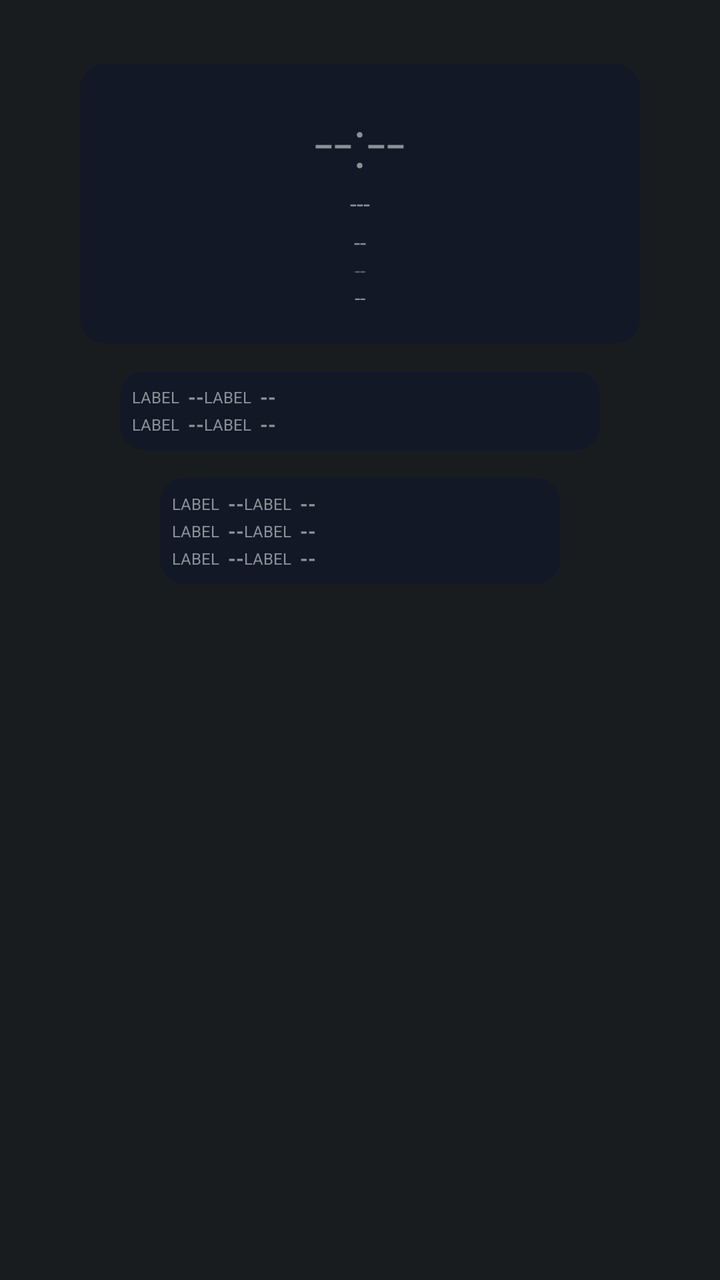
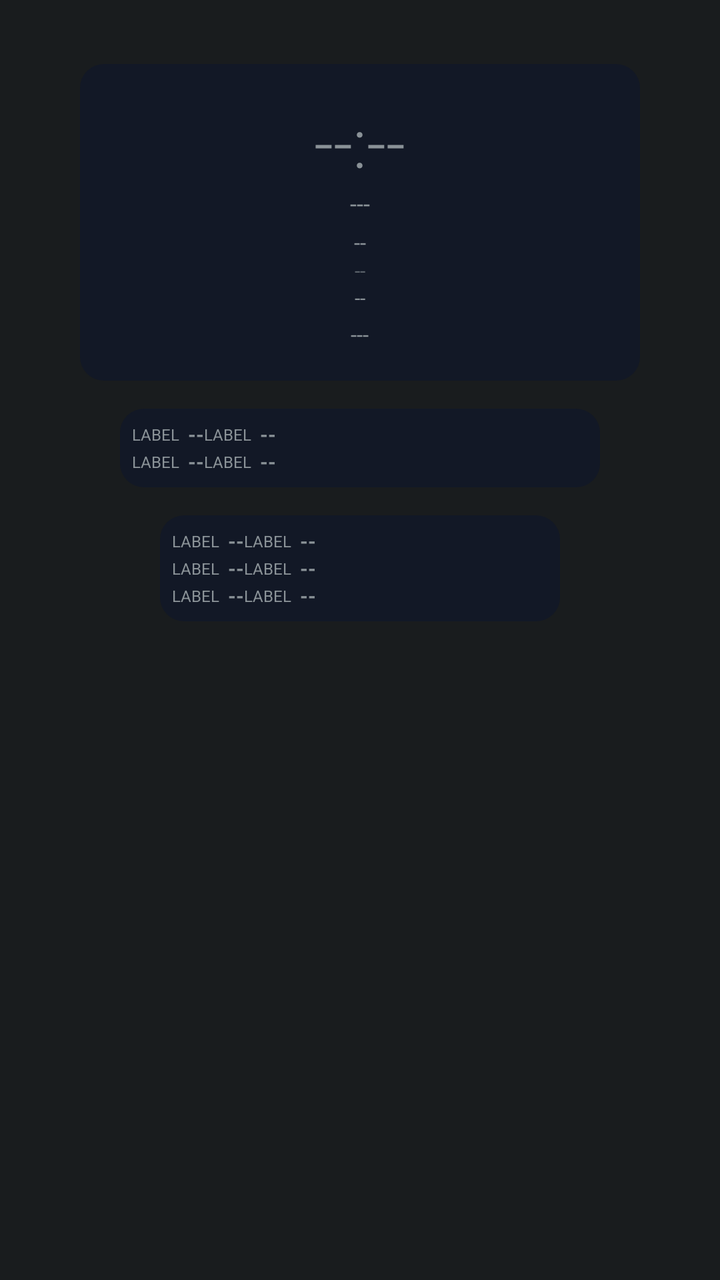

Compare the two renders of this Android layout. The source of the first and the diff that turns it into the second are given below.
<!-- AndroidManifest.xml: application theme android:Theme.DeviceDefault.NoActionBar -->
<!-- res/layout/aod_layout_cascade.xml -->
<?xml version="1.0" encoding="utf-8"?>
<LinearLayout xmlns:android="http://schemas.android.com/apk/res/android"
    android:id="@+id/bg_root"
    android:layout_width="match_parent"
    android:layout_height="match_parent"
    android:orientation="vertical"
    android:gravity="center_horizontal"
    android:paddingTop="32dp">

    <LinearLayout
        android:id="@+id/panel_1"
        android:layout_width="280dp"
        android:layout_height="wrap_content"
        android:background="@drawable/aod_panel_bg"
        android:orientation="vertical"
        android:gravity="center"
        android:padding="16dp">

        <TextView
            android:id="@+id/clock"
            android:layout_width="wrap_content"
            android:layout_height="wrap_content"
            android:textSize="34sp"
            android:fontFamily="sans-serif-light"
            android:text="--:--" />

        <TextView
            android:id="@+id/date"
            android:layout_width="wrap_content"
            android:layout_height="wrap_content"
            android:textSize="12sp"
            android:text="---" />

        <TextView
            android:id="@+id/health_badge"
            android:layout_width="wrap_content"
            android:layout_height="wrap_content"
            android:textSize="11sp"
            android:textAllCaps="true"
            android:layout_marginTop="4dp"
            android:text="--" />

        <TextView
            android:id="@+id/perf_badge"
            android:layout_width="wrap_content"
            android:layout_height="wrap_content"
            android:textSize="10sp"
            android:alpha="0.6"
            android:text="--" />

        <TextView
            android:id="@+id/net_type_badge"
            android:layout_width="wrap_content"
            android:layout_height="wrap_content"
            android:textSize="10sp"
            android:text="--" />
    </LinearLayout>

    <LinearLayout
        android:id="@+id/panel_2"
        android:layout_width="240dp"
        android:layout_height="wrap_content"
        android:layout_marginTop="14dp"
        android:background="@drawable/aod_panel_bg"
        android:orientation="horizontal"
        android:padding="6dp">

        <GridLayout
            android:layout_width="match_parent"
            android:layout_height="wrap_content"
            android:columnCount="2"
            android:rowCount="2">

            <include layout="@layout/aod_row_ticker" android:id="@+id/row0" />
            <include layout="@layout/aod_row_ticker" android:id="@+id/row1" />
            <include layout="@layout/aod_row_ticker" android:id="@+id/row2" />
            <include layout="@layout/aod_row_ticker" android:id="@+id/row3" />

        </GridLayout>
    </LinearLayout>

    <LinearLayout
        android:id="@+id/panel_3"
        android:layout_width="200dp"
        android:layout_height="wrap_content"
        android:layout_marginTop="14dp"
        android:background="@drawable/aod_panel_bg"
        android:orientation="horizontal"
        android:padding="6dp">

        <GridLayout
            android:layout_width="match_parent"
            android:layout_height="wrap_content"
            android:columnCount="2"
            android:rowCount="3">

            <include layout="@layout/aod_row_ticker" android:id="@+id/row4" />
            <include layout="@layout/aod_row_ticker" android:id="@+id/row5" />
            <include layout="@layout/aod_row_ticker" android:id="@+id/row6" />
            <include layout="@layout/aod_row_ticker" android:id="@+id/row7" />
            <include layout="@layout/aod_row_ticker" android:id="@+id/row8" />
            <include layout="@layout/aod_row_ticker" android:id="@+id/row9" />

        </GridLayout>
    </LinearLayout>

</LinearLayout>
<!-- res/layout/aod_row_ticker.xml (included above) -->
<?xml version="1.0" encoding="utf-8"?>
<LinearLayout xmlns:android="http://schemas.android.com/apk/res/android"
    android:layout_width="wrap_content"
    android:layout_height="wrap_content"
    android:layout_margin="6dp"
    android:orientation="horizontal"
    android:gravity="center_vertical">

    <TextView
        android:id="@+id/stat_label"
        android:layout_width="wrap_content"
        android:layout_height="wrap_content"
        android:textSize="8sp"
        android:textAllCaps="true"
        android:text="Label" />

    <TextView
        android:id="@+id/stat_value"
        android:layout_width="wrap_content"
        android:layout_height="wrap_content"
        android:layout_marginStart="4dp"
        android:textSize="10sp"
        android:textStyle="bold"
        android:text="--" />

</LinearLayout>
<!-- resources referenced by this layout -->
<resources>
  <!-- drawable aod_panel_bg (drawable) -->
  <?xml version="1.0" encoding="utf-8"?>
  <shape xmlns:android="http://schemas.android.com/apk/res/android">
      <solid android:color="#121826" />
      <corners android:radius="12dp" />
  </shape>
</resources>

<!-- the commit's change to res/layout/aod_layout_cascade.xml (unified diff, before → after) -->
@@ -53,6 +53,23 @@
             android:layout_width="wrap_content"
             android:layout_height="wrap_content"
             android:textSize="10sp"
+            android:text="--" />
+
+        <TextView
+            android:id="@+id/panchang"
+            android:layout_width="wrap_content"
+            android:layout_height="wrap_content"
+            android:textSize="11sp"
+            android:layout_marginTop="4dp"
+            android:text="---" />
+
+        <TextView
+            android:id="@+id/muhurat_badge"
+            android:layout_width="wrap_content"
+            android:layout_height="wrap_content"
+            android:textSize="11sp"
+            android:textStyle="bold"
+            android:visibility="gone"
             android:text="--" />
     </LinearLayout>
 
